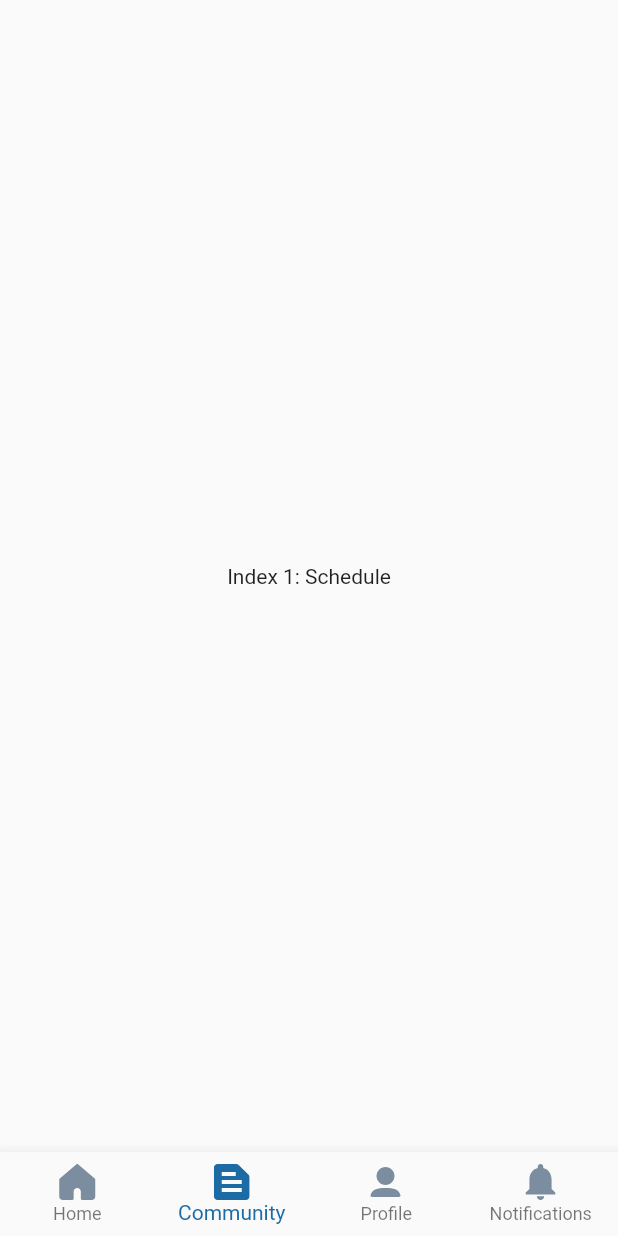
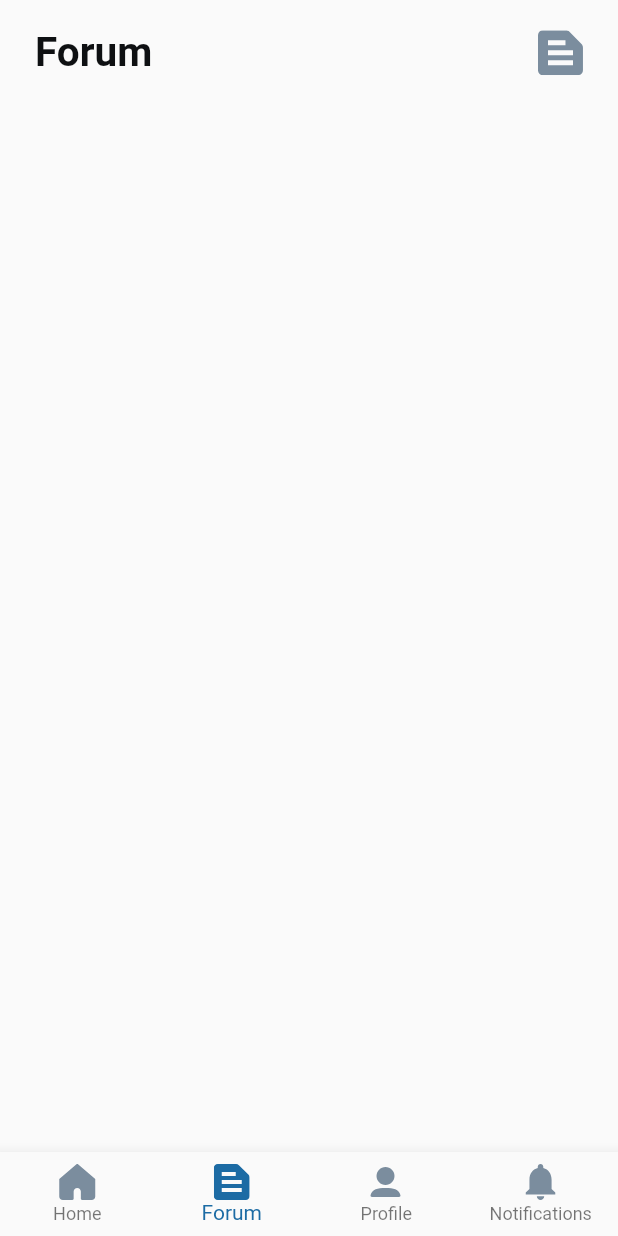
Before and after one commit to faiqhdr/meditopia, a Flutter app: the screen it shows after launch, item 2 of the bottom bar chosen, on a phone screen of 412 x 824 dp. Run offline on Flutter 3.47's test engine with Material 2 defaults, Android fonts, the light colour scheme and no system bars; our stand-ins replace flutter_native_splash, flutter_svg, google_fonts.

Commit message:
forum page with head area added

```diff
--- a/lib/components/bottom_bar.dart
+++ b/lib/components/bottom_bar.dart
@@ -2,6 +2,7 @@ import 'package:flutter/material.dart';
 import 'package:flutter_svg/svg.dart';
 
 import '../pages/home_page.dart';
+import '../pages/forum_page.dart';
 import '../style/style.dart';
 
 class BottomBar extends StatefulWidget {
@@ -16,8 +17,8 @@ class _BottomBarState extends State<BottomBar> {
 
   static const List<Widget> _widgetOptions = <Widget>[
     HomePage(),
+    ForumPage(),
     Text('Index 1: Schedule'),
-    Text('Index 2: Community'),
     Text('Index 3: Notification'),
   ];
 
@@ -50,7 +51,7 @@ class _BottomBarState extends State<BottomBar> {
               color: AppStyle.primarySwatch,
             ),
             icon: SvgPicture.asset(AppStyle.reportIcon),
-            label: 'Community',
+            label: 'Forum',
           ),
           BottomNavigationBarItem(
             activeIcon: SvgPicture.asset(
--- /dev/null
+++ b/lib/pages/forum_page.dart
@@ -0,0 +1,68 @@
+import 'package:flutter/cupertino.dart';
+import 'package:flutter/material.dart';
+import 'package:flutter/widgets.dart';
+import 'package:flutter_svg/svg.dart';
+import '../data/data.dart';
+import '../size_config.dart';
+import '../style/style.dart';
+
+class ForumPage extends StatelessWidget {
+  const ForumPage({Key? key});
+
+  @override
+  Widget build(BuildContext context) {
+    SizeConfig().init(context);
+    return Scaffold(
+      body: ListView(
+        children: [
+          Padding(
+            padding: EdgeInsets.symmetric(
+              horizontal: SizeConfig.blockSizeHorizontal! * 17,
+            ),
+            child: Column(
+              children: const [
+                // Header Area.
+                Header(),
+              ],
+            ),
+          ),
+        ],
+      ),
+    );
+  }
+}
+
+class Header extends StatelessWidget {
+  const Header({Key? key}) : super(key: key);
+
+  @override
+  Widget build(BuildContext context) {
+    return ListTile(
+      contentPadding: EdgeInsets.only(
+        top: SizeConfig.blockSizeVertical! * 3,
+        bottom: 16.0,
+      ),
+      subtitle: const Padding(
+        padding: EdgeInsets.only(
+          bottom: 7,
+          top: 7,
+        ),
+        child: Text(
+          "Forum",
+          style: TextStyle(
+            fontWeight: FontWeight.w700,
+            fontSize: 27,
+            color: Color(0xff0e1012),
+          ),
+        ),
+      ),
+      trailing: SizedBox(
+        height: 30,
+        width: 30,
+        child: SvgPicture.asset(
+          AppStyle.reportIcon,
+        ),
+      ),
+    );
+  }
+}
```
